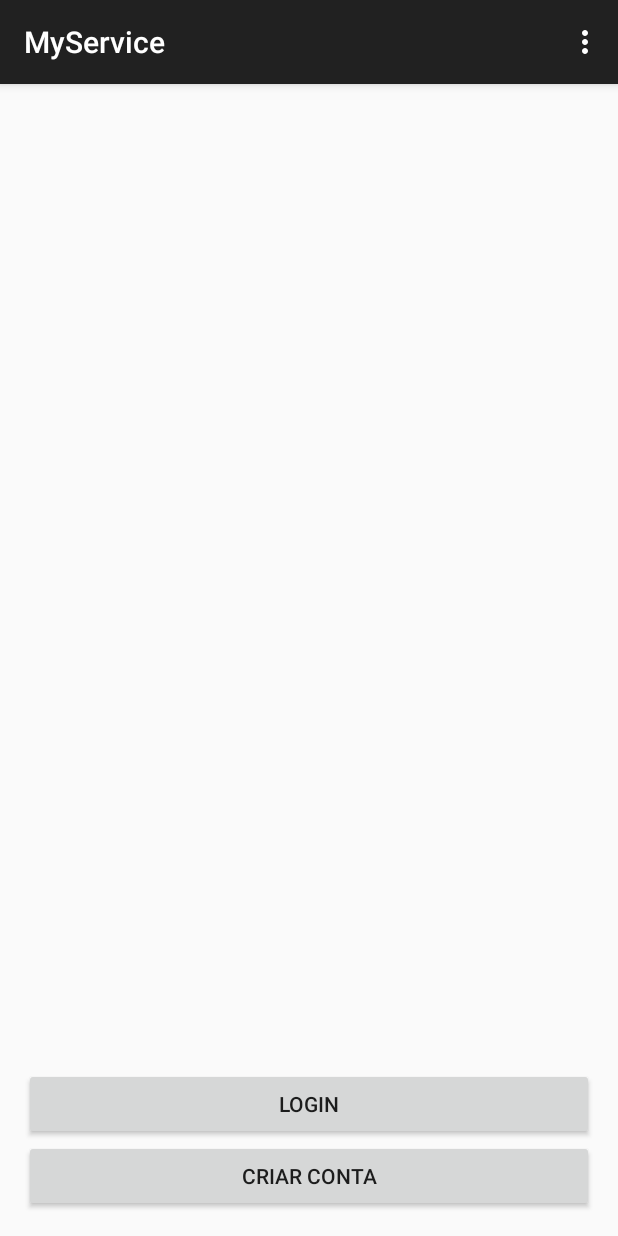
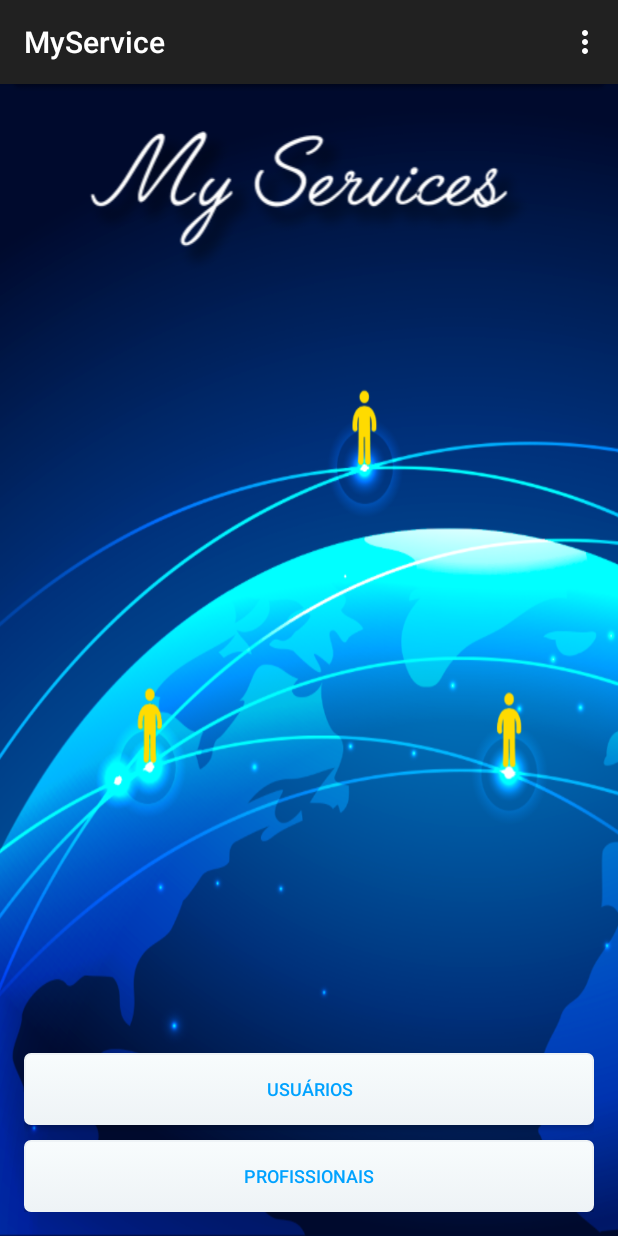
Before and after one commit to saviorgp/myservice, an Android app: the screen it shows after launch (MainActivity), on a phone screen of 412 x 824 dp. Run offline under Robolectric (Android 15) with nearby library versions, the phone set to English and light mode, and no system bars.

Commit message:
main screen

```diff
--- a/MyService/app/src/main/AndroidManifest.xml
+++ b/MyService/app/src/main/AndroidManifest.xml
@@ -24,7 +24,7 @@
             </intent-filter>
         </activity>
         <activity
-            android:name=".LoginActivity"
+            android:name=".view.activity.LoginActivity"
             android:label="@string/title_activity_login" >
         </activity>
         <activity
--- a/MyService/app/src/main/java/com/myservice/view/activity/MainActivity.java
+++ b/MyService/app/src/main/java/com/myservice/view/activity/MainActivity.java
@@ -1,16 +1,13 @@
 package com.myservice.view.activity;
 
-import android.support.v7.app.ActionBarActivity;
 import android.os.Bundle;
+import android.support.v7.app.AppCompatActivity;
 import android.view.Menu;
 import android.view.MenuItem;
 
 import com.myservice.R;
 
-/**
- * Created by AlexGP on 01/04/2016.
- */
-public class MainActivity extends ActionBarActivity {
+public class MainActivity extends AppCompatActivity {
 
     @Override
     protected void onCreate(Bundle savedInstanceState) {
--- /dev/null
+++ b/MyService/app/src/main/res/drawable/gray_button.xml
@@ -0,0 +1,37 @@
+<?xml version="1.0" encoding="utf-8"?>
+<selector xmlns:android="http://schemas.android.com/apk/res/android">
+    <item android:state_pressed="true" >
+        <shape>
+            <solid
+                android:color="#F8FCFD" />
+            <stroke
+                android:width="1dp"
+                android:color="#EEF3F6" />
+            <corners
+                android:radius="3dp" />
+            <padding
+                android:left="10dp"
+                android:top="10dp"
+                android:right="10dp"
+                android:bottom="10dp" />
+        </shape>
+    </item>
+    <item>
+        <shape>
+            <gradient
+                android:startColor="#F8FCFD"
+                android:endColor="#EEF3F6"
+                android:angle="270" />
+            <stroke
+                android:width="1dp"
+                android:color="#EEF3F6" />
+            <corners
+                android:radius="4dp" />
+            <padding
+                android:left="10dp"
+                android:top="10dp"
+                android:right="10dp"
+                android:bottom="10dp" />
+        </shape>
+    </item>
+</selector>
--- a/MyService/app/src/main/res/layout/activity_main.xml
+++ b/MyService/app/src/main/res/layout/activity_main.xml
@@ -1,5 +1,6 @@
 <RelativeLayout xmlns:android="http://schemas.android.com/apk/res/android"
                 xmlns:tools="http://schemas.android.com/tools"
+                android:background="@drawable/bg_main_screen"
                 android:layout_width="match_parent"
                 android:layout_height="match_parent"
                 android:paddingLeft="@dimen/activity_horizontal_margin"
@@ -8,11 +9,21 @@
                 android:paddingBottom="@dimen/activity_vertical_margin"
                 tools:context=".MainActivity">
 
+    <ImageView
+        android:layout_marginTop="15dp"
+        android:src="@drawable/logo"
+        android:layout_width="match_parent"
+        android:layout_height="wrap_content" />
+
+
+
     <Button
         android:layout_width="wrap_content"
         android:layout_height="wrap_content"
-        android:text="@string/new_login_btn"
+        android:text="@string/profissionais"
         android:id="@+id/button"
+        android:background="@drawable/gray_button"
+        style="@style/Button_12_Blue"
         android:layout_alignParentBottom="true"
         android:layout_alignParentLeft="true"
         android:layout_alignParentStart="true"
@@ -22,8 +33,11 @@
     <Button
         android:layout_width="wrap_content"
         android:layout_height="wrap_content"
-        android:text="@string/login_btn"
+        android:text="@string/usuarios"
+        android:background="@drawable/gray_button"
+        style="@style/Button_12_Blue"
         android:id="@+id/button2"
+        android:layout_marginBottom="10dp"
         android:layout_above="@+id/button"
         android:layout_alignParentLeft="true"
         android:layout_alignParentStart="true"
--- /dev/null
+++ b/MyService/app/src/main/res/values/color.xml
@@ -0,0 +1,8 @@
+<?xml version="1.0" encoding="utf-8"?>
+<resources>
+    <color name="fundo">#EAEAEA</color>
+    <color name="transparente">#00000000</color>
+    <color name="preto">#000000</color>
+    <color name="branco">#FFFFFF</color>
+    <color name="blue">#00A2FF</color>
+</resources>
--- a/MyService/app/src/main/res/values/strings.xml
+++ b/MyService/app/src/main/res/values/strings.xml
@@ -1,5 +1,7 @@
 <resources>
     <string name="app_name">MyService</string>
+    <string name="profissionais">Profissionais</string>
+    <string name="usuarios">Usuários</string>
 
     <string name="email">E-mail</string>
     <string name="password">Password</string>
--- a/MyService/app/src/main/res/values/styles.xml
+++ b/MyService/app/src/main/res/values/styles.xml
@@ -11,4 +11,9 @@
     <style name="AppTheme.AppBarOverlay" parent="ThemeOverlay.AppCompat.Dark.ActionBar"/>
     <style name="AppTheme.PopupOverlay" parent="ThemeOverlay.AppCompat.Light"/>
 
+    <style name="Button_12_Blue">
+        <item name="android:textColor">@color/blue</item>
+        <item name="android:textSize">12sp</item>
+    </style>
+
 </resources>
```
Also changed, not shown: MyService/app/src/main/res/drawable/bg_main_screen.png (added), MyService/app/src/main/res/drawable/logo.png (added), 1 other file.
